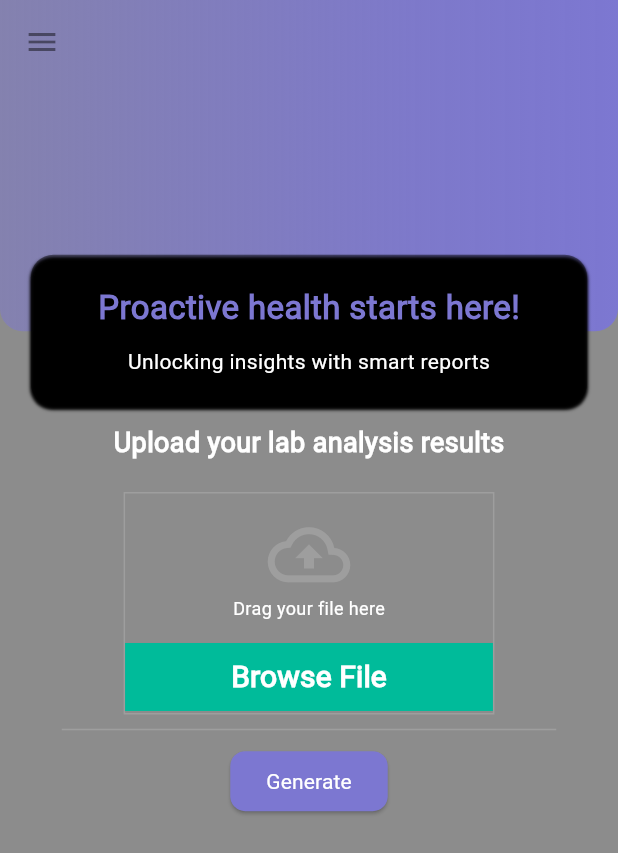
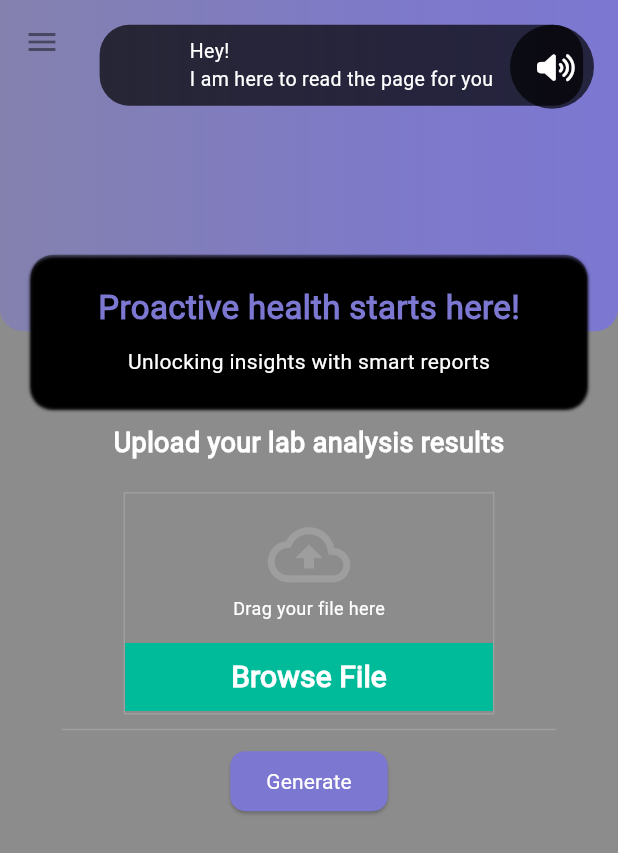
Before and after one commit to Healtha-App/Healtha-App, a Flutter app: the UploadPage screen opened directly, on a phone screen of 412 x 824 dp. Shown: the top 853 px of the screen. Run offline on Flutter 3.47's test engine with Material 3 defaults, Android fonts, the phone set to English and light mode, and no system bars; our stand-ins replace animated_splash_screen, animated_text_kit, bloc, carousel_slider, dotted_border, file_picker and 10 more.

Commit message:
Screen reader for Upload analysis

```diff
--- a/App/healtha/lib/main.dart
+++ b/App/healtha/lib/main.dart
@@ -6,6 +6,7 @@ import 'package:healtha/screens/encyclopedias/encyclopedia_types.dart';
 import 'package:healtha/screens/generated/l10n.dart';
 import 'package:healtha/screens/home/home_screen.dart';
 import 'package:healtha/screens/lab_analysis/report.dart';
+import 'package:healtha/screens/lab_analysis/upload_analysis.dart';
 import 'package:healtha/screens/notification/notification_center.dart';
 import 'package:healtha/screens/prediction/disease_prediction.dart';
 import 'package:healtha/screens/profile/profile.dart';
@@ -46,7 +47,7 @@ class MyApp extends StatelessWidget {
               debugShowCheckedModeBanner: false,
               supportedLocales: S.delegate.supportedLocales,
               theme: (state is ThemeLight) ? darkTheme : darkTheme,
-              home: HomeScreen(),
+              home: UploadPage(),
             ),
           );
         },
--- a/App/healtha/lib/screens/lab_analysis/upload_analysis.dart
+++ b/App/healtha/lib/screens/lab_analysis/upload_analysis.dart
@@ -1,19 +1,20 @@
+import 'package:flutter/material.dart';
+import 'package:flutter_tts/flutter_tts.dart';
+import 'package:http/http.dart' as http;
+import 'dart:convert';
+import 'package:font_awesome_flutter/font_awesome_flutter.dart';
 import 'package:healtha/screens/generated/l10n.dart';
 import 'package:healtha/screens/home/home_screen.dart';
 import 'package:healtha/screens/lab_analysis/saved_reports.dart';
+import 'package:animated_text_kit/animated_text_kit.dart';
 import 'package:line_icons/line_icons.dart';
-import 'package:flutter/material.dart';
 import 'package:file_picker/file_picker.dart';
-import 'package:google_nav_bar/google_nav_bar.dart';
-import 'package:animated_text_kit/animated_text_kit.dart';
-import 'dart:convert';
-import 'package:http/http.dart' as http;
 import 'drop_file.dart';
 import 'generated.dart';
 import 'report.dart';
 
 class UploadPage extends StatefulWidget {
-  const UploadPage({super.key});
+  const UploadPage({Key? key}) : super(key: key);
 
   @override
   _UploadPageState createState() => _UploadPageState();
@@ -24,11 +25,56 @@ class _UploadPageState extends State<UploadPage> {
   final String _processingText = '';
   bool showAfterAnimation = false;
   bool _isEnabled = true;
+  bool _showDelayedMessage = true;
 
   final int _selectedIndex = 0;
   static Color myPurple = const Color(0xff7c77d1);
 
   String _result = ''; // Add this variable to store the result
+  final FlutterTts flutterTts = FlutterTts();
+
+  bool isReading = false;
+  int currentIndex = 0;
+  String fullText = '';
+  bool _isPlaying = false;
+  bool _isVolumeHigh = true;
+
+  @override
+  void initState() {
+    super.initState();
+    Future.delayed(const Duration(seconds: 10), () {
+      if (mounted) {
+        setState(() {
+          _showDelayedMessage = false;
+        });
+      }
+    });
+  }
+
+  void _speak(String text) {
+    flutterTts.speak(text);
+    setState(() {
+      _isPlaying = true;
+    });
+  }
+
+  void _stop() {
+    flutterTts.stop();
+    setState(() {
+      _isPlaying = false;
+    });
+  }
+
+  void _toggleSound() {
+    if (_isPlaying) {
+      _stop();
+    } else {
+      _speak("Join app as: Doctor or Patient");
+    }
+    setState(() {
+      _isVolumeHigh = !_isVolumeHigh; // Toggle volume state
+    });
+  }
 
   Future<void> fetchData() async {
     try {
@@ -55,6 +101,61 @@ class _UploadPageState extends State<UploadPage> {
       }
     } catch (error) {
       print("Error during request: $error");
+    }
+  }
+
+  Future<void> _readPage() async {
+    if (!isReading) {
+      String textToRead = """
+      ${S.of(context).Proactive_health_starts_here}.
+      ${S.of(context).Unlocking_insights_with_smart_reports}.
+      ${S.of(context).Upload_your_lab_analysis_results}.
+      """;
+
+      if (!_isEnabled) {
+        textToRead += """
+        Your healtha report is being generated with care...
+        We will notify you as soon as it is ready.
+        Thank you for allowing us the time to ensure accuracy!
+        """;
+      }
+
+      fullText = textToRead;
+
+      await flutterTts.setLanguage("en-US");
+      await flutterTts.setPitch(1.0);
+
+      flutterTts.setStartHandler(() {
+        setState(() {
+          isReading = true;
+        });
+      });
+
+      flutterTts.setCompletionHandler(() {
+        setState(() {
+          isReading = false;
+          currentIndex = 0;
+        });
+      });
+
+      flutterTts.setCancelHandler(() {
+        setState(() {
+          isReading = false;
+        });
+      });
+
+      await flutterTts.speak(fullText.substring(currentIndex));
+    } else {
+      await flutterTts.stop();
+      setState(() {
+        isReading = false;
+      });
+    }
+  }
+
+  Future<void> _resumeReading() async {
+    if (!isReading) {
+      await flutterTts.speak(fullText.substring(currentIndex));
     }
   }
 
@@ -105,8 +206,7 @@ class _UploadPageState extends State<UploadPage> {
     ),
     ),
     ListTile(
-                  leading: Icon(Icons.library_books_sharp,
-                      color: Theme.of(context).colorScheme.onPrimary),
+    leading: Icon(Icons.library_books_sharp),
     title: Text(
     S.of(context).Generated_Reports,
     style: TextStyle(
@@ -114,7 +214,6 @@ class _UploadPageState extends State<UploadPage> {
     ),
     ),
     onTap: () {
-                    // Navigate to the GeneratedReport class when the item is tapped
     Navigator.push(
     context,
     MaterialPageRoute(
@@ -123,16 +222,14 @@ class _UploadPageState extends State<UploadPage> {
     },
     ),
     ListTile(
-                  leading: Icon(Icons.bookmark,
-                      color: Theme.of(context).colorScheme.onPrimary),
+    leading: Icon(Icons.bookmark),
     title: Text(
     S.of(context).Saved_Reports,
     style: TextStyle(
-                      color: Theme.of(context).colorScheme.onPrimary,
+    color: Colors.black, // Adjust text color as needed
     ),
     ),
     onTap: () {
-                    // Navigate to the SavedReports class when the item is tapped
     Navigator.push(
     context,
     MaterialPageRoute(builder: (context) => SavedReports()),
@@ -140,8 +237,7 @@ class _UploadPageState extends State<UploadPage> {
     },
     ),
     ListTile(
-                  leading: Icon(Icons.history,
-                      color: Theme.of(context).colorScheme.onPrimary),
+    leading: Icon(Icons.history),
     title: Text(
     S.of(context).History,
     style: TextStyle(
@@ -149,7 +245,6 @@ class _UploadPageState extends State<UploadPage> {
     ),
     ),
     onTap: () {
-                    // Navigate to the History class when the item is tapped
     Navigator.push(
     context,
     MaterialPageRoute(builder: (context) => SavedReports()),
@@ -198,7 +293,7 @@ class _UploadPageState extends State<UploadPage> {
     borderRadius: BorderRadius.circular(15),
     boxShadow: [
     BoxShadow(
-                          //   color: myPurple,
+    //color: myPurple.withOpacity(0.5), // Adjust shadow color as needed
     offset: const Offset(0.0, 2.0),
       blurRadius: 1.0,
       spreadRadius: 0.0,
@@ -241,8 +336,7 @@ class _UploadPageState extends State<UploadPage> {
               Text(
                 S.of(context).Upload_your_lab_analysis_results,
                 style: TextStyle(
-                        color: Theme.of(context).colorScheme.onPrimary,
-                        fontWeight: FontWeight.bold,
+                  color: Theme.of(context).colorScheme.onPrimary,                  fontWeight: FontWeight.bold,
                   fontSize: 18,
                 ),
               ),
@@ -299,11 +393,10 @@ Thank you for allowing us the time to ensure accuracy!""",
                       },
                       style: ButtonStyle(
                         foregroundColor:
-                              WidgetStateProperty.all<Color>(Colors.white),
+                        MaterialStateProperty.all<Color>(Colors.white),
                         backgroundColor:
-                              WidgetStateProperty.all<Color>(myPurple),
-                              shape:
-                              WidgetStateProperty.all<RoundedRectangleBorder>(
+                        MaterialStateProperty.all<Color>(myPurple),
+                        shape: MaterialStateProperty.all<RoundedRectangleBorder>(
                           RoundedRectangleBorder(
                             borderRadius: BorderRadius.circular(10.0),
                           ),
@@ -330,7 +423,8 @@ Thank you for allowing us the time to ensure accuracy!""",
                           child: Text(
                             S.of(context).return_home,
                             style: TextStyle(
-                                      color: myPurple, fontWeight: FontWeight.bold),
+                                color: myPurple,
+                                fontWeight: FontWeight.bold),
                           ),
                         ),
                       ],
@@ -346,25 +440,114 @@ Thank you for allowing us the time to ensure accuracy!""",
                 }
                     : null,
                 style: ButtonStyle(
-                        shape: WidgetStateProperty.all<RoundedRectangleBorder>(
+                  shape: MaterialStateProperty.all<RoundedRectangleBorder>(
                     RoundedRectangleBorder(
                       borderRadius: BorderRadius.circular(10.0),
                     ),
                   ),
-                        foregroundColor: WidgetStateProperty.all(
+                  foregroundColor: MaterialStateProperty.all(
                       _isEnabled ? Colors.white : myPurple.withOpacity(0)),
-                        backgroundColor: WidgetStateProperty.all(
+                  backgroundColor: MaterialStateProperty.all(
                       _isEnabled ? myPurple : myPurple.withOpacity(0)),
                 ),
                 child: Text(S.of(context).Generate),
               ),
+              const SizedBox(height: 20.0),
+
             ],
           ),
         ),
       ),
     ],
     ),
+        floatingActionButton: Builder(
+          builder: (BuildContext context) {
+            return Stack(
+              children: [
+                Positioned(
+                  top: MediaQuery.of(context).size.height *
+                      0.02, // Adjust position based on screen size
+                  left: MediaQuery.of(context).size.width *
+                      0.2, // Adjust position based on screen size
+                  child: Visibility(
+                    visible: _showDelayedMessage,
+                    child: AnimatedOpacity(
+                      opacity: _showDelayedMessage ? 1.0 : 0.0,
+                      duration: const Duration(milliseconds: 500),
+                      child: Container(
+                        padding: const EdgeInsets.symmetric(
+                          horizontal: 60,
+                          vertical: 8,
                         ),
+                        decoration: BoxDecoration(
+                          color: Colors.black.withOpacity(0.7),
+                          borderRadius: BorderRadius.circular(20),
+                        ),
+                        child: Text(
+                          S.of(context).Hey_nI_am_here_to_read_the_page_for_you,
+                          style: TextStyle(
+                            color: Colors.white,
+                            fontSize: 13,
+                            // Adjust font family and style as needed
+                          ),
+                        ),
+                      ),
+                    ),
+                  ),
+                ),
+                Positioned(
+                  top: MediaQuery.of(context).size.height *
+                      0.02, // Adjust position based on screen size
+                  right: 0,
+                  child: InkWell(
+                    onTap: () async {
+                      if (isReading) {
+                        await flutterTts.stop();
+                        setState(() {
+                          isReading = false;
+                        });
+                      } else if (currentIndex == 0) {
+                        await _readPage();
+                      } else {
+                        await _resumeReading();
+                      }
+                    },
+                    borderRadius: BorderRadius.circular(28.0),
+                    child: Container(
+                      width: 56,
+                      height: 56,
+                      decoration: BoxDecoration(
+                        color: Colors.black.withOpacity(0.7),
+                        shape: BoxShape.circle,
+                      ),
+                      child: Center(
+                        child: Icon(
+                          _isVolumeHigh
+                              ? FontAwesomeIcons.volumeHigh
+                              : FontAwesomeIcons.volumeUp,
+                          size: 20,
+                          color: _isVolumeHigh
+                              ? Colors.white
+                              : const Color(0xff7c77d1),
+                        ),
+                      ),
+                    ),
+                  ),
+                ),
+              ],
+            );
+          },
+        ),
+
+        floatingActionButtonLocation: FloatingActionButtonLocation.endDocked,
+      ),
+
     );
   }
+
+  @override
+  void dispose() {
+    flutterTts.stop();
+    super.dispose();
   }
+}
```
Lines whose indentation alone changed are shown as unchanged.
